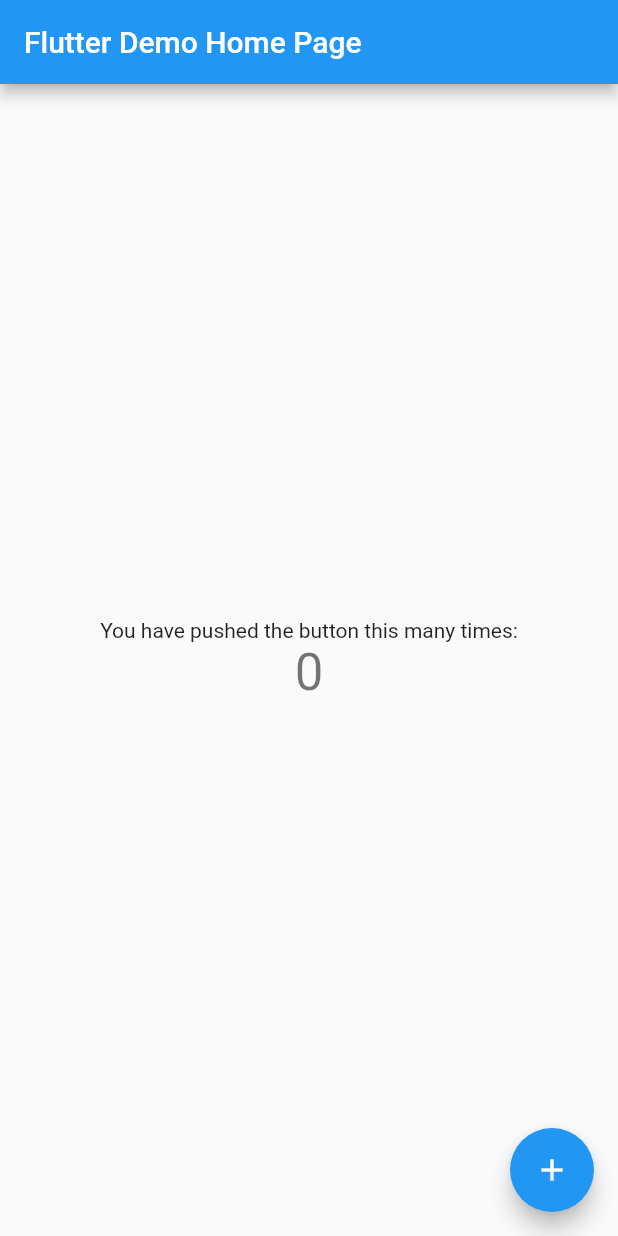
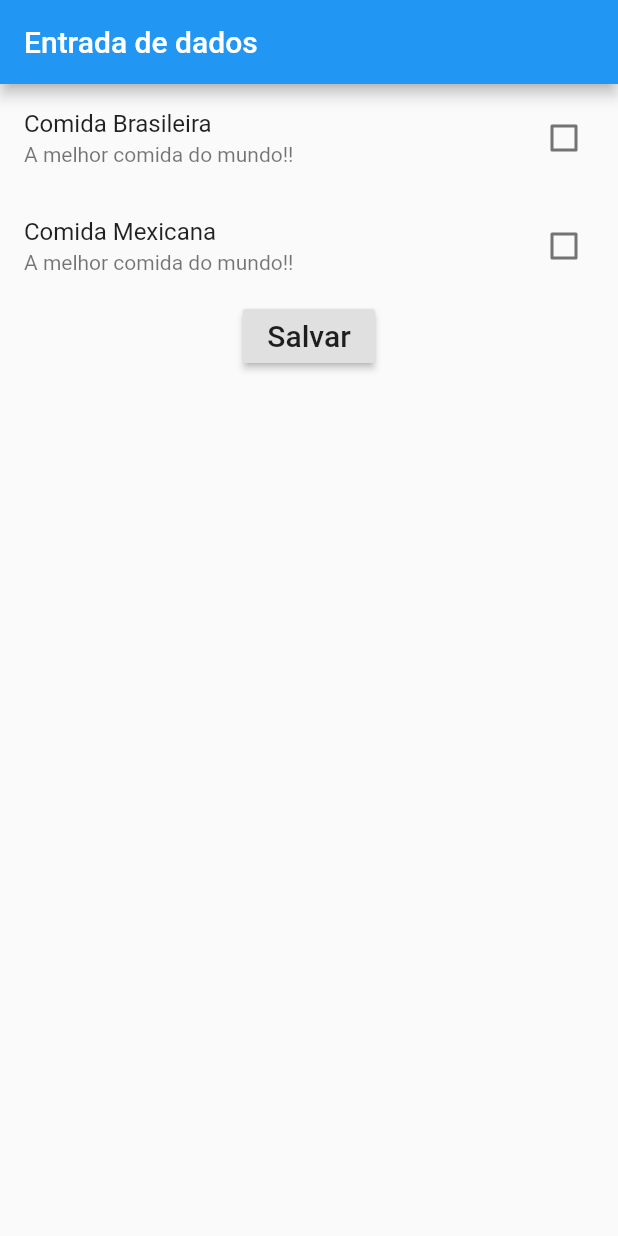
Before and after one commit to marcos-inja/apps-flutter, a Flutter app: the screen it shows after launch, on a phone screen of 412 x 824 dp. Run offline on Flutter 3.47's test engine with Material 2 defaults, Android fonts, the phone set to English and light mode, and no system bars.

Commit message:
feat: trabalhando com checkbox

```diff
--- /dev/null
+++ b/atm_consultoria/lib/EntradaCheckbox.dart
@@ -0,0 +1,77 @@
+import 'package:flutter/material.dart';
+
+class EntradaCheckbox extends StatefulWidget {
+  @override
+  _EntradaCheckboxState createState() => _EntradaCheckboxState();
+}
+
+class _EntradaCheckboxState extends State<EntradaCheckbox> {
+  bool _comidaBrasileira = false;
+  bool _comidaMexicana = false;
+
+  @override
+  Widget build(BuildContext context) {
+    return Scaffold(
+      appBar: AppBar(
+        title: Text("Entrada de dados"),
+      ),
+      body: Container(
+        child: Column(
+          children: <Widget>[
+            CheckboxListTile(
+                title: Text("Comida Brasileira"),
+                subtitle: Text("A melhor comida do mundo!!"),
+                //activeColor: Colors.red,
+                //selected: true,
+                //secondary: Icon(Icons.add_box),
+                value: _comidaBrasileira,
+                onChanged: (bool? valor) {
+                  if (valor != null) {
+                    setState(() {
+                      _comidaBrasileira = valor;
+                    });
+                  }
+                }),
+            CheckboxListTile(
+                title: Text("Comida Mexicana"),
+                subtitle: Text("A melhor comida do mundo!!"),
+                //activeColor: Colors.red,
+                //selected: true,
+                //secondary: Icon(Icons.add_box),
+                value: _comidaMexicana,
+                onChanged: (bool? valor) {
+                  if (valor != null) {
+                    setState(() {
+                      _comidaMexicana = valor;
+                    });
+                  }
+                }),
+            RaisedButton(
+                child: Text(
+                  "Salvar",
+                  style: TextStyle(fontSize: 20),
+                ),
+                onPressed: () {
+                  print("Comida Brasileira: " +
+                      _comidaBrasileira.toString() +
+                      " Comida Mexicana " +
+                      _comidaMexicana.toString());
+                })
+
+            /*
+            Text("Comida Brasileira"),
+            Checkbox(
+              value: _estaSelecionado,
+              onChanged: (bool valor){
+                setState(() {
+                  _estaSelecionado = valor;
+                });
+                print("Checkbox: " + valor.toString() );
+              },
+            )*/
+          ],
+        ),
+      ),
+    );
+  }
+}
--- a/atm_consultoria/lib/main.dart
+++ b/atm_consultoria/lib/main.dart
@@ -1,113 +1,12 @@
+import 'package:atm_consultoria/CampoTexto.dart';
+import 'package:atm_consultoria/EntradaCheckbox.dart';
 import 'package:flutter/material.dart';
 
-void main() {
-  runApp(MyApp());
+void main(){
+  runApp(
+    MaterialApp(
+      //home: CampoTexto(),
+      home: EntradaCheckbox(),
+    )
+  );
 }
-
-class MyApp extends StatelessWidget {
-  // This widget is the root of your application.
-  @override
-  Widget build(BuildContext context) {
-    return MaterialApp(
-      title: 'Flutter Demo',
-      theme: ThemeData(
-        // This is the theme of your application.
-        //
-        // Try running your application with "flutter run". You'll see the
-        // application has a blue toolbar. Then, without quitting the app, try
-        // changing the primarySwatch below to Colors.green and then invoke
-        // "hot reload" (press "r" in the console where you ran "flutter run",
-        // or simply save your changes to "hot reload" in a Flutter IDE).
-        // Notice that the counter didn't reset back to zero; the application
-        // is not restarted.
-        primarySwatch: Colors.blue,
-      ),
-      home: MyHomePage(title: 'Flutter Demo Home Page'),
-    );
-  }
-}
-
-class MyHomePage extends StatefulWidget {
-  MyHomePage({Key? key, required this.title}) : super(key: key);
-
-  // This widget is the home page of your application. It is stateful, meaning
-  // that it has a State object (defined below) that contains fields that affect
-  // how it looks.
-
-  // This class is the configuration for the state. It holds the values (in this
-  // case the title) provided by the parent (in this case the App widget) and
-  // used by the build method of the State. Fields in a Widget subclass are
-  // always marked "final".
-
-  final String title;
-
-  @override
-  _MyHomePageState createState() => _MyHomePageState();
-}
-
-class _MyHomePageState extends State<MyHomePage> {
-  int _counter = 0;
-
-  void _incrementCounter() {
-    setState(() {
-      // This call to setState tells the Flutter framework that something has
-      // changed in this State, which causes it to rerun the build method below
-      // so that the display can reflect the updated values. If we changed
-      // _counter without calling setState(), then the build method would not be
-      // called again, and so nothing would appear to happen.
-      _counter++;
-    });
-  }
-
-  @override
-  Widget build(BuildContext context) {
-    // This method is rerun every time setState is called, for instance as done
-    // by the _incrementCounter method above.
-    //
-    // The Flutter framework has been optimized to make rerunning build methods
-    // fast, so that you can just rebuild anything that needs updating rather
-    // than having to individually change instances of widgets.
-    return Scaffold(
-      appBar: AppBar(
-        // Here we take the value from the MyHomePage object that was created by
-        // the App.build method, and use it to set our appbar title.
-        title: Text(widget.title),
-      ),
-      body: Center(
-        // Center is a layout widget. It takes a single child and positions it
-        // in the middle of the parent.
-        child: Column(
-          // Column is also a layout widget. It takes a list of children and
-          // arranges them vertically. By default, it sizes itself to fit its
-          // children horizontally, and tries to be as tall as its parent.
-          //
-          // Invoke "debug painting" (press "p" in the console, choose the
-          // "Toggle Debug Paint" action from the Flutter Inspector in Android
-          // Studio, or the "Toggle Debug Paint" command in Visual Studio Code)
-          // to see the wireframe for each widget.
-          //
-          // Column has various properties to control how it sizes itself and
-          // how it positions its children. Here we use mainAxisAlignment to
-          // center the children vertically; the main axis here is the vertical
-          // axis because Columns are vertical (the cross axis would be
-          // horizontal).
-          mainAxisAlignment: MainAxisAlignment.center,
-          children: <Widget>[
-            Text(
-              'You have pushed the button this many times:',
-            ),
-            Text(
-              '$_counter',
-              style: Theme.of(context).textTheme.headline4,
-            ),
-          ],
-        ),
-      ),
-      floatingActionButton: FloatingActionButton(
-        onPressed: _incrementCounter,
-        tooltip: 'Increment',
-        child: Icon(Icons.add),
-      ), // This trailing comma makes auto-formatting nicer for build methods.
-    );
-  }
-}
```
Also changed, not shown: atm_consultoria/lib/CampoTexto.dart (added, +58 -0 lines).
